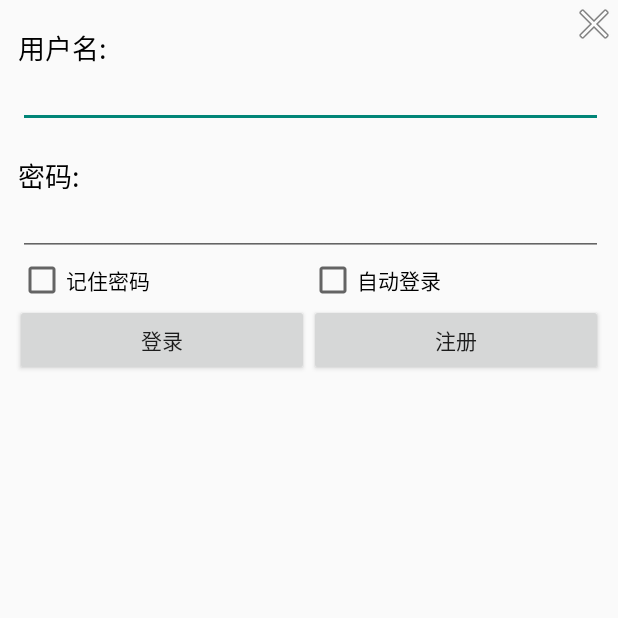
After one commit to zcsscfc/potato, an Android app: the LoginActivity screen opened directly, with no data from a screen before it, on a phone screen of 412 x 824 dp, the top half of it. The commit adds this screen. Run offline under Robolectric (Android 15) with nearby library versions, the phone set to English and light mode, and no system bars.

Commit message:
添加登录界面

```diff
--- a/ui/app/src/main/AndroidManifest.xml
+++ b/ui/app/src/main/AndroidManifest.xml
@@ -18,6 +18,6 @@
                 <category android:name="android.intent.category.LAUNCHER" />
             </intent-filter>
         </activity>
+        <activity android:name=".LoginActivity"></activity>
     </application>
-
 </manifest>
--- /dev/null
+++ b/ui/app/src/main/java/com/android/potato/LoginActivity.java
@@ -0,0 +1,27 @@
+package com.android.potato;
+
+import android.app.Activity;
+import android.content.Intent;
+import android.os.Bundle;
+import android.view.View;
+import android.widget.ImageButton;
+
+/**
+ * Created by s1112001 on 2016/5/4.
+ */
+public class LoginActivity extends Activity {
+    @Override
+    protected void onCreate(Bundle savedInstanceState) {
+        super.onCreate(savedInstanceState);
+        setContentView(R.layout.activity_login);
+
+        ImageButton img_btn_cancel = (ImageButton)findViewById(R.id.img_btn_cancel);
+        img_btn_cancel.setOnClickListener(new View.OnClickListener() {
+            @Override
+            public void onClick(View v) {
+                Intent intent = new Intent(LoginActivity.this,MainActivity.class);
+                startActivity(intent);
+            }
+        });
+    }
+}
--- a/ui/app/src/main/java/com/android/potato/MainActivity.java
+++ b/ui/app/src/main/java/com/android/potato/MainActivity.java
@@ -1,5 +1,6 @@
 package com.android.potato;
 
+import android.content.Intent;
 import android.support.v4.app.FragmentActivity;
 import android.os.Bundle;
 import android.support.v4.widget.DrawerLayout;
@@ -7,6 +8,7 @@ import android.util.Log;
 import android.view.Gravity;
 import android.view.View;
 import android.widget.AdapterView;
+import android.widget.ImageButton;
 import android.widget.ImageView;
 import android.widget.LinearLayout;
 import android.widget.ListView;
@@ -43,6 +45,15 @@ public class MainActivity extends FragmentActivity {
         //左侧导航菜单
         mDrawerLayout = (DrawerLayout) findViewById(R.id.drawer_layout);
         listView = (ListView) findViewById(R.id.LeftMenuListView);
+        LinearLayout ll_login = (LinearLayout)findViewById(R.id.ll_login);
+        ll_login.setOnClickListener(new View.OnClickListener() {
+            @Override
+            public void onClick(View v) {
+                Intent intent = new Intent(MainActivity.this,LoginActivity.class);
+                startActivity(intent);
+            }
+        });
+
         List<Map<String, Object>> list = getData();
         leftMenuListAdapter = new LeftMenuListAdapter(this, list);
         listView.setAdapter(leftMenuListAdapter);
--- /dev/null
+++ b/ui/app/src/main/res/layout/activity_login.xml
@@ -0,0 +1,106 @@
+<?xml version="1.0" encoding="utf-8"?>
+<LinearLayout xmlns:android="http://schemas.android.com/apk/res/android"
+    android:layout_width="fill_parent"
+    android:layout_height="fill_parent"
+    android:orientation="vertical">
+
+    <RelativeLayout
+        android:layout_width="fill_parent"
+        android:layout_height="wrap_content">
+
+        <ImageButton
+            android:id="@+id/img_btn_cancel"
+            android:layout_width="wrap_content"
+            android:layout_height="wrap_content"
+            android:layout_alignParentRight="true"
+            android:background="@android:drawable/ic_menu_close_clear_cancel" />
+
+        <TextView
+            android:id="@+id/tv_zh"
+            android:layout_width="wrap_content"
+            android:layout_height="35dip"
+            android:layout_marginLeft="12dip"
+            android:layout_marginTop="10dip"
+            android:gravity="bottom"
+            android:text="用户名:"
+            android:textColor="#000000"
+            android:textSize="18sp" />
+
+        <EditText
+            android:id="@+id/et_zh"
+            android:layout_width="fill_parent"
+            android:layout_height="40dip"
+            android:layout_below="@id/tv_zh"
+            android:layout_marginLeft="12dip"
+            android:layout_marginRight="10dip" />
+
+        <TextView
+            android:id="@+id/tv_mima"
+            android:layout_width="wrap_content"
+            android:layout_height="35dip"
+            android:layout_below="@id/et_zh"
+            android:layout_marginLeft="12dip"
+            android:layout_marginTop="10dip"
+            android:gravity="bottom"
+            android:text="密码:"
+            android:textColor="#000000"
+            android:textSize="18sp" />
+
+        <EditText
+            android:id="@+id/et_mima"
+            android:layout_width="fill_parent"
+            android:layout_height="40dip"
+            android:layout_below="@id/tv_mima"
+            android:layout_marginLeft="12dip"
+            android:layout_marginRight="10dip"
+            android:maxLines="200"
+            android:inputType="textPassword"
+            android:scrollHorizontally="true" />
+
+    </RelativeLayout>
+
+    <TableRow
+        android:layout_width="match_parent"
+        android:layout_height="wrap_content">
+
+        <CheckBox
+            android:id="@+id/cb_pwd"
+            android:layout_width="0.0dip"
+            android:layout_height="wrap_content"
+            android:layout_marginLeft="12dip"
+            android:layout_weight="1"
+            android:text="记住密码" />
+
+        <CheckBox
+            android:id="@+id/cb_auto"
+            android:layout_width="0.0dip"
+            android:layout_height="wrap_content"
+            android:layout_marginRight="12dip"
+            android:layout_weight="1"
+            android:text="自动登录" />
+
+    </TableRow>
+
+    <TableRow
+        android:layout_width="match_parent"
+        android:layout_height="wrap_content">
+
+        <Button
+            android:id="@+id/btn_login"
+            android:layout_width="0.0dip"
+            android:layout_height="wrap_content"
+            android:layout_marginLeft="10dip"
+            android:layout_weight="1"
+            android:text="登录" />
+
+        <Button
+            android:id="@+id/btn_regedit"
+            android:layout_width="0.0dip"
+            android:layout_height="wrap_content"
+            android:layout_marginRight="10dip"
+            android:layout_weight="1"
+            android:text="注册" />
+    </TableRow>
+
+
+</LinearLayout>
--- a/ui/app/src/main/res/layout/activity_main.xml
+++ b/ui/app/src/main/res/layout/activity_main.xml
@@ -27,6 +27,7 @@
             android:orientation="vertical">
 
             <LinearLayout
+                android:id="@+id/ll_login"
                 android:layout_width="match_parent"
                 android:layout_height="wrap_content"
                 android:orientation="horizontal"
@@ -35,18 +36,18 @@
                 android:background="@color/blue">
 
                 <ImageView
-                    android:id="@+id/imageView"
+                    android:id="@+id/iv_logo"
                     android:layout_width="wrap_content"
                     android:layout_height="wrap_content"
                     android:layout_gravity="left|center_horizontal"
-                    android:src="@android:drawable/sym_def_app_icon" />
+                    android:src="@android:drawable/ic_menu_help" />
 
                 <TextView
-                    android:id="@+id/textView"
+                    android:id="@+id/tv_username"
                     android:layout_width="wrap_content"
                     android:layout_height="match_parent"
                     android:gravity="center_vertical|left"
-                    android:text="Potato"
+                    android:text="登录"
                     android:textAppearance="?android:attr/textAppearanceLarge" />
             </LinearLayout>
 
```
